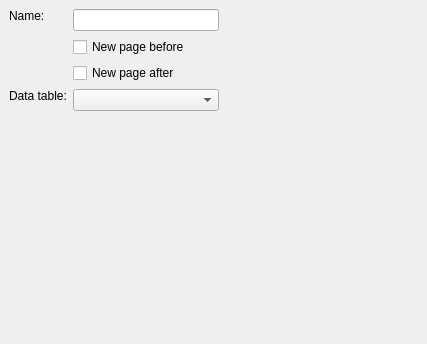
This is src/propertypages/qreportpropertyband.ui in HamedMasafi/QtReport as Qt 5 draws it before an edit. The edited form follows.
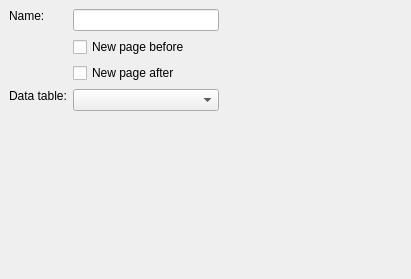
This is the edited form.

```diff
--- a/src/propertypages/qreportpropertyband.ui
+++ b/src/propertypages/qreportpropertyband.ui
@@ -6,8 +6,8 @@
    <rect>
     <x>0</x>
     <y>0</y>
-    <width>427</width>
-    <height>344</height>
+    <width>411</width>
+    <height>279</height>
    </rect>
   </property>
   <property name="windowTitle">
@@ -30,7 +30,7 @@
    </property>
    <layout class="QVBoxLayout" name="verticalLayout_2"/>
   </widget>
-  <widget class="QWidget" name="">
+  <widget class="QWidget" name="layoutWidget">
    <property name="geometry">
     <rect>
      <x>9</x>
```
Left out of the diff: 13 changed lines with no effect on the pictures.
